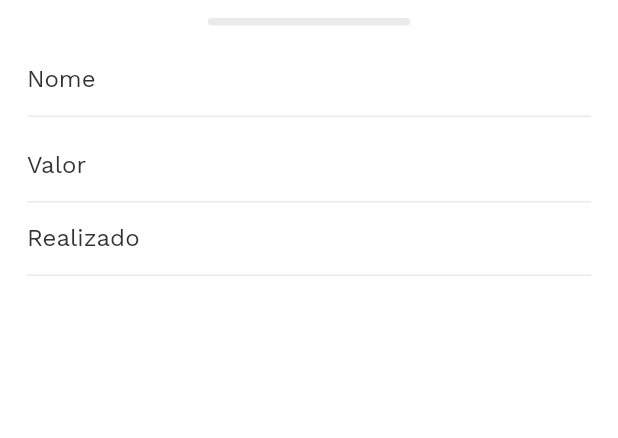
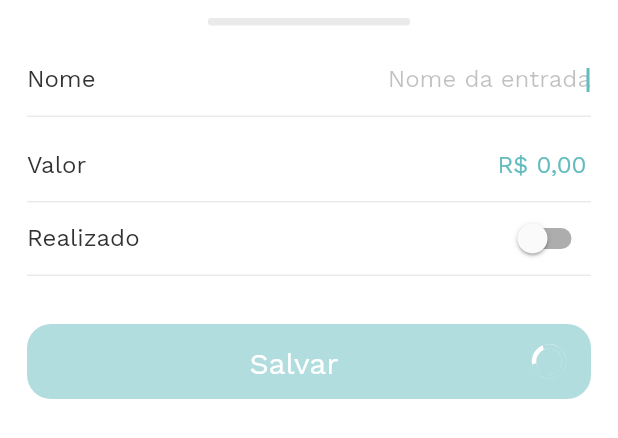
Before and after one commit to Janilso/plans_gastos, a Flutter app: the AddBalanceWidget widget shown alone on an empty page, opened directly, on a phone screen of 412 x 824 dp. Shown: the top 438 px of the screen. Run offline on Flutter 3.47's test engine with Material 2 defaults, Android fonts, the phone set to English and light mode, and no system bars; our stand-ins replace flutter_feather_icons, flutter_masked_text, flutter_svg.

Commit message:
criado telas

```diff
--- a/lib/screens/home.dart
+++ b/lib/screens/home.dart
@@ -4,6 +4,7 @@ import 'package:flutter_feather_icons/flutter_feather_icons.dart';
 import 'package:intl/intl.dart';
 import 'package:plans_gastos/models/item_balance.dart';
 import 'package:plans_gastos/theme/app_colors.dart';
+import 'package:plans_gastos/utils/enuns.dart';
 import 'package:plans_gastos/utils/formats.dart';
 import 'package:plans_gastos/widgets/add_balance.dart';
 import 'package:plans_gastos/widgets/balance_tab_view.dart';
@@ -26,7 +27,8 @@ class _HomeScreenState extends State<HomeScreen> with TickerProviderStateMixin {
   int initialNextsPrevsMonths = 12;
   late int actualIndex;
   List<ItemBalance> mockBalances = Mocks.mockListItemBalice;
-  bool isDanger = false;
+  // bool isDanger = false;
+  TypeBalance typeBalancePage = TypeBalance.inputs;
 
   @override
   void initState() {
@@ -91,13 +93,13 @@ class _HomeScreenState extends State<HomeScreen> with TickerProviderStateMixin {
     });
   }
 
-  void _handleChangeBalance(int index) {
+  void _handleChangeBalance(TypeBalance typeBalance) {
     setState(() {
-      isDanger = index == 1;
+      typeBalancePage = typeBalance;
     });
   }
 
-  void _handleAddBalance() {
+  void _handleAddBalance(TypeBalance typeBalance) {
     showModalBottomSheet(
       context: context,
       shape: const RoundedRectangleBorder(
@@ -106,11 +108,15 @@ class _HomeScreenState extends State<HomeScreen> with TickerProviderStateMixin {
           topRight: Radius.circular(20),
         ),
       ),
-        builder: (_) => const AddBalanceWidget());
+      builder: (_) => AddBalanceWidget(
+        typeBalance: typeBalance,
+      ),
+    );
   }
 
   @override
   Widget build(BuildContext context) {
+    bool isDanger = typeBalancePage == TypeBalance.outputs;
     String titlePage = isDanger ? 'SAÍDAS' : 'ENTRADAS';
     Color colorState = isDanger ? AppColors.secondary : AppColors.primary;
 
@@ -172,7 +178,7 @@ class _HomeScreenState extends State<HomeScreen> with TickerProviderStateMixin {
         ),
       ),
       floatingActionButton: FloatingActionButton(
-        onPressed: _handleAddBalance,
+        onPressed: () => _handleAddBalance(typeBalancePage),
         child: const Icon(FeatherIcons.plus),
         backgroundColor: colorState,
       ),
--- /dev/null
+++ b/lib/utils/enuns.dart
@@ -0,0 +1,9 @@
+enum TypeInput {
+  text,
+  switchh,
+}
+
+enum TypeBalance {
+  inputs,
+  outputs,
+}
--- /dev/null
+++ b/lib/utils/validations.dart
@@ -0,0 +1,26 @@
+class AppValidations {
+  String? email([String value = ""]) {
+    String pattern =
+        r'^(([^<>()[\]\\.,;:\s@\"]+(\.[^<>()[\]\\.,;:\s@\"]+)*)|(\".+\"))@((\[[0-9]{1,3}\.[0-9]{1,3}\.[0-9]{1,3}\.[0-9]{1,3}\])|(([a-zA-Z\-0-9]+\.)+[a-zA-Z]{2,}))$';
+    RegExp regex = RegExp(pattern);
+    return !regex.hasMatch(value) ? 'Por favor, insira um email válido.' : null;
+  }
+
+  String? celular([String value = ""]) {
+    return value.length != 15
+        ? 'Por favor, preencha corretamente este campo.'
+        : null;
+  }
+
+  String? cep([String value = ""]) {
+    return value.length != 10
+        ? 'Por favor, preencha corretamente este campo.'
+        : null;
+  }
+
+  String? defaultValidate([String value = ""]) {
+    return value.isEmpty
+        ? 'Por favor, preencha corretamente este campo.'
+        : null;
+  }
+}
--- a/lib/widgets/add_balance.dart
+++ b/lib/widgets/add_balance.dart
@@ -1,14 +1,34 @@
 import 'package:flutter/material.dart';
 import 'package:flutter/widgets.dart';
+import 'package:flutter_feather_icons/flutter_feather_icons.dart';
+import 'package:flutter_masked_text/flutter_masked_text.dart';
 import 'package:plans_gastos/theme/app_colors.dart';
+import 'package:plans_gastos/utils/enuns.dart';
+import 'package:plans_gastos/widgets/button_widget.dart';
 import 'package:plans_gastos/widgets/input.dart';
 
-class AddBalanceWidget extends StatelessWidget {
-  const AddBalanceWidget({Key? key}) : super(key: key);
+class AddBalanceWidget extends StatefulWidget {
+  final TypeBalance typeBalance;
+
+  const AddBalanceWidget({
+    Key? key,
+    this.typeBalance = TypeBalance.inputs,
+  }) : super(key: key);
+
+  @override
+  State<AddBalanceWidget> createState() => _AddBalanceWidgetState();
+}
+
+class _AddBalanceWidgetState extends State<AddBalanceWidget> {
+  bool valueSWitch = false;
+  final TextEditingController _ctlNome = TextEditingController();
+  final TextEditingController _ctlValor = MoneyMaskedTextController(
+      decimalSeparator: ',', thousandSeparator: '.', leftSymbol: 'R\$ ');
 
   @override
   Widget build(BuildContext context) {
-    return Padding(
+    return SingleChildScrollView(
+      child: Padding(
         padding: EdgeInsets.only(
           left: 18,
           right: 18,
@@ -32,27 +52,52 @@ class AddBalanceWidget extends StatelessWidget {
             ),
             const SizedBox(height: 12),
             InputWidget(
+              controller: _ctlNome,
               labelText: 'Nome',
-            onChange: (String value) {
+              hintText: widget.typeBalance == TypeBalance.inputs
+                  ? 'Nome da entrada'
+                  : 'Nome da saída',
+              autofocus: true,
+              onChange: (value) {
                 print('value $value');
               },
+              typeBalance: widget.typeBalance,
             ),
             const SizedBox(height: 8),
             InputWidget(
+              controller: _ctlValor,
               labelText: 'Valor',
-            onChange: (String value) {
+              // hintText: 'R\$ 0,00',
+              onChange: (value) {
                 print('value $value');
               },
+              typeBalance: widget.typeBalance,
             ),
             InputWidget(
               labelText: 'Realizado',
-            onChange: (String value) {
-              print('value $value');
+              onChange: (value) {
+                setState(() {
+                  valueSWitch = value;
+                });
               },
+              valueSWitch: valueSWitch,
+              type: TypeInput.switchh,
+              typeBalance: widget.typeBalance,
+            ),
+            const SizedBox(height: 32),
+            ButtonWidget(
+              text: 'Salvar',
+              icon: FeatherIcons.send,
+              loading: true,
+              color: widget.typeBalance == TypeBalance.inputs
+                  ? AppColors.primary
+                  : AppColors.secondary,
+              // width: ,
             ),
             const SizedBox(height: 50),
           ],
         ),
+      ),
     );
   }
 }
--- a/lib/widgets/balance_tab_view.dart
+++ b/lib/widgets/balance_tab_view.dart
@@ -2,12 +2,13 @@ import 'package:flutter/material.dart';
 import 'package:flutter/widgets.dart';
 import 'package:plans_gastos/models/item_balance.dart';
 import 'package:plans_gastos/theme/app_colors.dart';
+import 'package:plans_gastos/utils/enuns.dart';
 import 'package:plans_gastos/widgets/item_balance.dart';
 
 class BalanceTabViewWidget extends StatefulWidget {
   final List<ItemBalance> inputBalances;
   final List<ItemBalance> outputBalances;
-  final void Function(int typeBalance)? onChangePage;
+  final void Function(TypeBalance typeBalance)? onChangePage;
 
   const BalanceTabViewWidget({
     Key? key,
@@ -41,7 +42,8 @@ class _BalanceTabViewWidgetState extends State<BalanceTabViewWidget>
 
   handleChangePage() {
     if (widget.onChangePage != null) {
-      widget.onChangePage!(_tabController.index);
+      widget.onChangePage!(
+          _tabController.index == 0 ? TypeBalance.inputs : TypeBalance.outputs);
     }
   }
 
--- /dev/null
+++ b/lib/widgets/button_widget.dart
@@ -0,0 +1,76 @@
+import 'package:flutter/material.dart';
+import 'package:flutter_feather_icons/flutter_feather_icons.dart';
+import 'package:plans_gastos/theme/app_colors.dart';
+import 'package:plans_gastos/theme/app_text_styles.dart';
+
+class ButtonWidget extends StatelessWidget {
+  final String text;
+  final GestureTapCallback? onPressed;
+  final IconData? icon;
+  final double width;
+  final Color color;
+  final Color fontColor;
+  // final bool disabled;
+  final bool loading;
+
+  const ButtonWidget({
+    Key? key,
+    required this.text,
+    this.onPressed,
+    this.icon,
+    this.width = 200,
+    this.color = AppColors.primary,
+    this.fontColor = Colors.white,
+    this.loading = false,
+  }) : super(key: key);
+
+  @override
+  Widget build(BuildContext context) {
+    return Container(
+      height: 50,
+      width: width < 150 ? 150 : width,
+      alignment: Alignment.centerLeft,
+      padding: const EdgeInsets.symmetric(horizontal: 10),
+      decoration: BoxDecoration(
+        color: color.withOpacity(loading ? 0.5 : 1),
+        borderRadius: const BorderRadius.all(Radius.circular(16)),
+      ),
+      child: SizedBox.expand(
+        child: TextButton(
+          onPressed: loading ? null : onPressed,
+          child: Row(
+            mainAxisAlignment: MainAxisAlignment.spaceBetween,
+            children: [
+              Expanded(
+                child: Container(
+                  padding: const EdgeInsets.only(top: 4),
+                  child: Text(
+                    text,
+                    style: AppTextStyles.h4Regular(color: fontColor),
+                    textAlign: TextAlign.center,
+                  ),
+                ),
+              ),
+              if (icon == null)
+                Container()
+              else if (!loading)
+                Icon(icon, color: fontColor)
+              else if (loading)
+                SizedBox(
+                  width: 20,
+                  height: 20,
+                  child: CircularProgressIndicator(
+                    backgroundColor: Colors.white,
+                    strokeWidth: 3,
+                    valueColor: AlwaysStoppedAnimation<Color>(
+                        AppColors.primary.withOpacity(0.5)),
+                  ),
+                )
+              // Icon(FeatherIcons.loader, color: fontColor)
+            ],
+          ),
+        ),
+      ),
+    );
+  }
+}
--- a/lib/widgets/input.dart
+++ b/lib/widgets/input.dart
@@ -2,6 +2,7 @@ import 'package:flutter/material.dart';
 import 'package:flutter/widgets.dart';
 import 'package:plans_gastos/theme/app_colors.dart';
 import 'package:plans_gastos/theme/app_text_styles.dart';
+import 'package:plans_gastos/utils/enuns.dart';
 
 class InputWidget extends StatelessWidget {
   final TextEditingController? controller;
@@ -9,11 +10,14 @@ class InputWidget extends StatelessWidget {
   final FormFieldValidator<String>? validator;
   // final bool label;
   final bool enabled;
+  final bool autofocus;
   final String labelText;
   final String hintText;
   final Color fillColor;
-  final ValueChanged<String>? onChange;
-  final bool isDanger;
+  final ValueChanged<dynamic>? onChange;
+  final TypeInput type;
+  final TypeBalance typeBalance;
+  final bool valueSWitch;
 
   const InputWidget({
     Key? key,
@@ -21,15 +25,19 @@ class InputWidget extends StatelessWidget {
     this.keyboardType,
     this.validator,
     this.enabled = true,
+    this.autofocus = false,
     this.labelText = "",
     this.hintText = "",
     this.fillColor = AppColors.primary,
     this.onChange,
-    this.isDanger = false,
+    this.type = TypeInput.text,
+    this.typeBalance = TypeBalance.inputs,
+    this.valueSWitch = false,
   }) : super(key: key);
 
   @override
   Widget build(BuildContext context) {
+    bool isDanger = typeBalance == TypeBalance.outputs;
     Color inputStateColor = isDanger ? AppColors.secondary : AppColors.primary;
     return SingleChildScrollView(
       keyboardDismissBehavior: ScrollViewKeyboardDismissBehavior.onDrag,
@@ -52,12 +60,16 @@ class InputWidget extends StatelessWidget {
             ),
             Expanded(
               flex: 4,
-              child: TextFormField(
+              child: type == TypeInput.text
+                  ? TextFormField(
+                      autofocus: autofocus,
                       decoration: InputDecoration(
                           alignLabelWithHint: true,
-                    // filled: true,
                           fillColor: fillColor,
                           hintText: hintText,
+                          hintStyle: AppTextStyles.h6Regular(
+                            color: AppColors.black.withOpacity(0.3),
+                          ),
                           enabledBorder: const UnderlineInputBorder(
                             borderSide: BorderSide(color: Colors.transparent),
                           ),
@@ -73,6 +85,21 @@ class InputWidget extends StatelessWidget {
                       cursorColor: inputStateColor,
                       textAlign: TextAlign.right,
                       style: AppTextStyles.h6Regular(color: inputStateColor),
+                    )
+                  : Row(
+                      mainAxisAlignment: MainAxisAlignment.end,
+                      children: [
+                        Switch(
+                          value: valueSWitch,
+                          onChanged: onChange,
+                          activeTrackColor: isDanger
+                              ? AppColors.secondary.withOpacity(0.4)
+                              : AppColors.primary.withOpacity(0.4),
+                          activeColor: isDanger
+                              ? AppColors.secondary
+                              : AppColors.primary,
+                        ),
+                      ],
                     ),
             )
           ],
```
Lines whose indentation alone changed are shown as unchanged.
